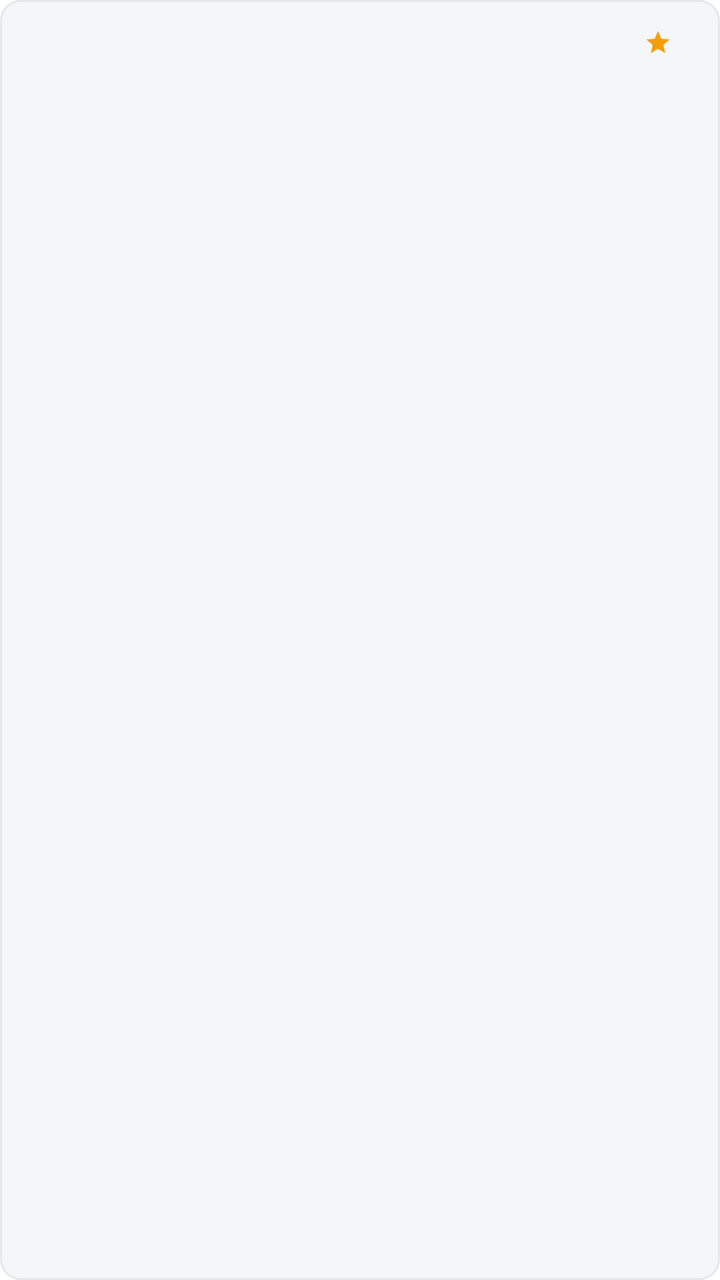
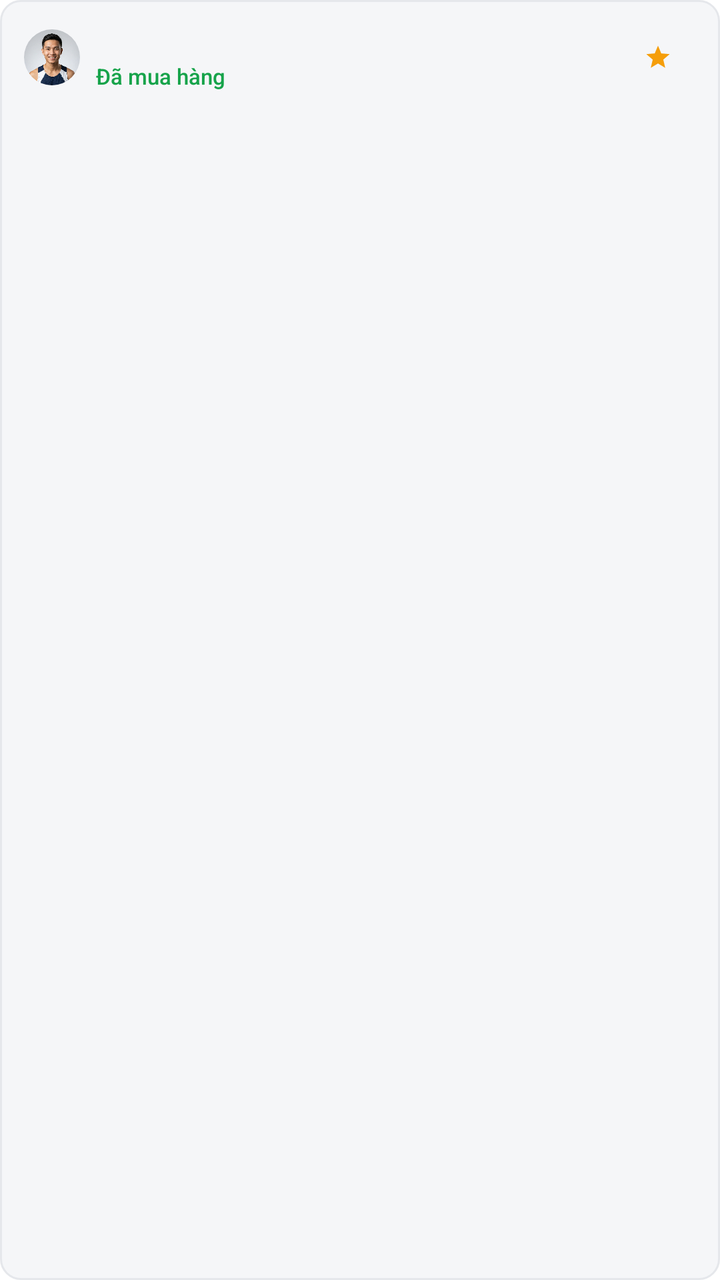

Two renders of the same Android screen: before a commit and after it. Below are the layout's source before the change and the commit's diff.
<!-- AndroidManifest.xml: application theme Theme.Shoes_store -->
<!-- res/layout/product_item_review.xml -->
<?xml version="1.0" encoding="utf-8"?>
<LinearLayout xmlns:android="http://schemas.android.com/apk/res/android"
    xmlns:app="http://schemas.android.com/apk/res-auto"
    android:layout_width="match_parent"
    android:layout_height="wrap_content"
    android:layout_marginBottom="10dp"
    android:background="@drawable/bg_stepper_box"
    android:orientation="vertical"
    android:padding="12dp">

    <LinearLayout
        android:layout_width="match_parent"
        android:layout_height="wrap_content"
        android:gravity="center_vertical"
        android:orientation="horizontal">

        <TextView
            android:id="@+id/review_author"
            android:layout_width="0dp"
            android:layout_height="wrap_content"
            android:layout_weight="1"
            android:fontFamily="sans-serif-bold"
            android:textColor="@color/text_primary"
            android:textSize="13.5sp" />

        <ImageView
            android:layout_width="14dp"
            android:layout_height="14dp"
            android:contentDescription="@null"
            android:src="@drawable/ic_star_filled"
            app:tint="@color/status_star" />

        <TextView
            android:id="@+id/review_rating"
            android:layout_width="wrap_content"
            android:layout_height="wrap_content"
            android:layout_marginStart="4dp"
            android:fontFamily="sans-serif-medium"
            android:textColor="@color/text_primary"
            android:textSize="12.5sp" />

        <TextView
            android:id="@+id/review_date"
            android:layout_width="wrap_content"
            android:layout_height="wrap_content"
            android:layout_marginStart="8dp"
            android:textColor="@color/text_tertiary"
            android:textSize="11.5sp" />
    </LinearLayout>

    <TextView
        android:id="@+id/review_comment"
        android:layout_width="match_parent"
        android:layout_height="wrap_content"
        android:layout_marginTop="6dp"
        android:lineSpacingExtra="2dp"
        android:textColor="@color/text_secondary"
        android:textSize="13sp" />
</LinearLayout>
<!-- resources referenced by this layout -->
<resources>
  <color name="status_star">#F59E0B</color>
  <color name="text_primary">#111827</color>
  <color name="text_secondary">#6B7280</color>
  <color name="text_tertiary">#9CA3AF</color>
  <!-- drawable bg_stepper_box (drawable) -->
  <?xml version="1.0" encoding="utf-8"?>
  <shape xmlns:android="http://schemas.android.com/apk/res/android"
      android:shape="rectangle">
      <solid android:color="@color/bg_surface" />
      <stroke
          android:width="1dp"
          android:color="@color/border_subtle" />
      <corners android:radius="10dp" />
  </shape>
  <!-- drawable ic_star_filled (drawable) -->
  <vector xmlns:android="http://schemas.android.com/apk/res/android"
      android:width="24dp"
      android:height="24dp"
      android:viewportWidth="24"
      android:viewportHeight="24">
      <path
          android:fillColor="#FF000000"
          android:pathData="M12,17.27L18.18,21l-1.64,-7.03L22,9.24l-7.19,-0.61L12,2 9.19,8.63 2,9.24l5.46,4.73L5.82,21z" />
  </vector>
  <style name="Theme.Shoes_store" parent="Base.Theme.Shoes_store" />
  <color name="bg_surface">#F5F6F8</color>
  <color name="border_subtle">#E5E7EB</color>
  <style name="Base.Theme.Shoes_store" parent="Theme.Material3.Light.NoActionBar">
          <item name="colorPrimary">@color/brand_primary</item>
          <item name="colorOnPrimary">@color/text_on_dark</item>
          <item name="colorSecondary">@color/brand_accent</item>
          <item name="colorOnSecondary">@color/text_on_dark</item>
          <item name="colorSurface">@color/bg_screen</item>
          <item name="colorOnSurface">@color/text_primary</item>
          <item name="colorSurfaceVariant">@color/bg_surface</item>
          <item name="colorOnSurfaceVariant">@color/text_secondary</item>
          <item name="colorOutline">@color/border_subtle</item>
          <item name="android:colorBackground">@color/bg_screen</item>
          <item name="android:statusBarColor">@android:color/transparent</item>
          <item name="android:windowLightStatusBar">true</item>
      </style>
  <color name="brand_primary">#111827</color>
  <color name="text_on_dark">#FFFFFF</color>
  <color name="brand_accent">#FF4D1C</color>
  <color name="bg_screen">#FFFFFF</color>
</resources>

<!-- the commit's change to res/layout/product_item_review.xml (unified diff, before → after) -->
@@ -14,14 +14,38 @@
         android:gravity="center_vertical"
         android:orientation="horizontal">
 
-        <TextView
-            android:id="@+id/review_author"
+        <com.google.android.material.imageview.ShapeableImageView
+            android:id="@+id/review_avatar"
+            android:layout_width="28dp"
+            android:layout_height="28dp"
+            android:layout_marginEnd="8dp"
+            android:contentDescription="@null"
+            android:scaleType="centerCrop"
+            android:src="@drawable/img_avatar_runner"
+            app:shapeAppearanceOverlay="@style/ShapeAppearance.ShoesStore.Circle" />
+
+        <LinearLayout
             android:layout_width="0dp"
             android:layout_height="wrap_content"
             android:layout_weight="1"
-            android:fontFamily="sans-serif-bold"
-            android:textColor="@color/text_primary"
-            android:textSize="13.5sp" />
+            android:orientation="vertical">
+
+            <TextView
+                android:id="@+id/review_author"
+                android:layout_width="wrap_content"
+                android:layout_height="wrap_content"
+                android:fontFamily="sans-serif-bold"
+                android:textColor="@color/text_primary"
+                android:textSize="13.5sp" />
+
+            <TextView
+                android:layout_width="wrap_content"
+                android:layout_height="wrap_content"
+                android:fontFamily="sans-serif-medium"
+                android:text="Đã mua hàng"
+                android:textColor="@color/status_success"
+                android:textSize="11sp" />
+        </LinearLayout>
 
         <ImageView
             android:layout_width="14dp"
<!-- resource entries referenced after the edit -->
@@ -1,6 +1,7 @@
 <!-- resources referenced by this layout -->
 <resources>
   <color name="status_star">#F59E0B</color>
+  <color name="status_success">#16A34A</color>
   <color name="text_primary">#111827</color>
   <color name="text_secondary">#6B7280</color>
   <color name="text_tertiary">#9CA3AF</color>
@@ -24,6 +25,11 @@
           android:fillColor="#FF000000"
           android:pathData="M12,17.27L18.18,21l-1.64,-7.03L22,9.24l-7.19,-0.61L12,2 9.19,8.63 2,9.24l5.46,4.73L5.82,21z" />
   </vector>
+  <!-- drawable img_avatar_runner: jpg bitmap (drawable-nodpi, 621229 bytes) -->
+  <style name="ShapeAppearance.ShoesStore.Circle" parent="">
+          <item name="cornerFamily">rounded</item>
+          <item name="cornerSize">50%</item>
+      </style>
   <style name="Theme.Shoes_store" parent="Base.Theme.Shoes_store" />
   <color name="bg_surface">#F5F6F8</color>
   <color name="border_subtle">#E5E7EB</color>
